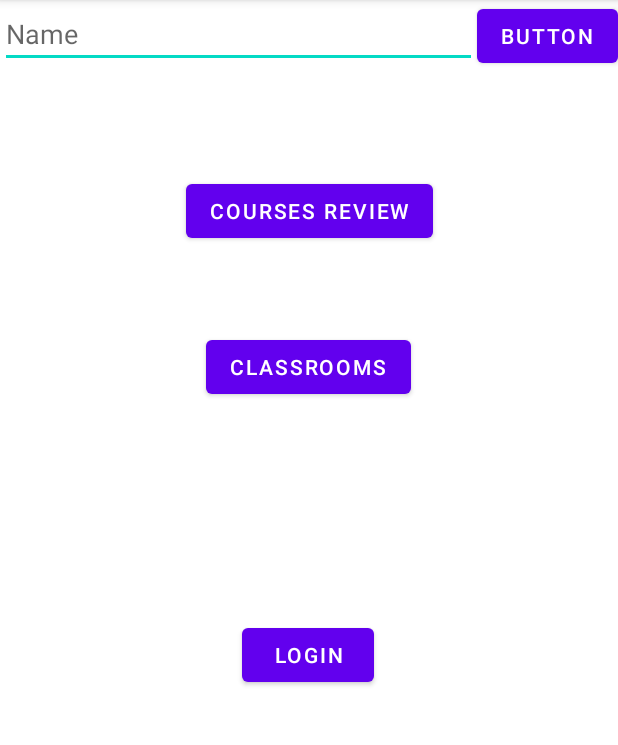
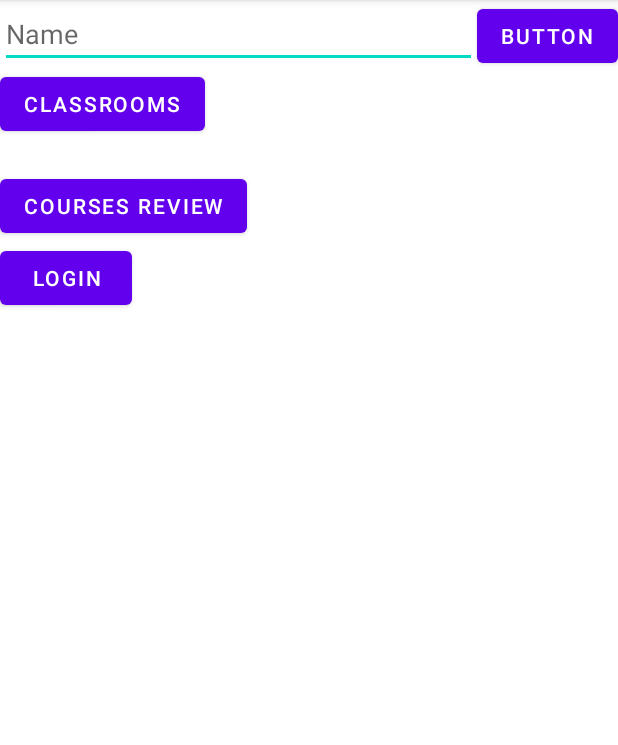
Before and after one commit to LesGolems/RateMyEPFL, an Android app: the screen it shows after launch (MainActivity), on a phone screen of 412 x 824 dp, the part 84-829 px from its top. Run offline under Robolectric (Android 15) with nearby library versions, the phone set to English and light mode, and no system bars.

Commit message:
Updates constraint

```diff
--- a/app/src/main/res/layout/activity_main.xml
+++ b/app/src/main/res/layout/activity_main.xml
@@ -4,6 +4,9 @@
     xmlns:tools="http://schemas.android.com/tools"
     android:layout_width="match_parent"
     android:layout_height="match_parent"
+    android:layout_centerInParent="true"
+    android:layout_centerHorizontal="true"
+    android:layout_centerVertical="true"
     tools:context=".MainActivity">
 
     <EditText
@@ -11,11 +14,11 @@
         android:layout_width="0dp"
         android:layout_height="wrap_content"
         android:ems="10"
+        android:hint="Name"
         android:inputType="textPersonName"
-        android:hint="Name"
         app:layout_constraintLeft_toLeftOf="parent"
         app:layout_constraintRight_toLeftOf="@id/mainGoButton"
-        app:layout_constraintTop_toTopOf="parent"/>
+        app:layout_constraintTop_toTopOf="parent" />
 
     <Button
         android:id="@+id/mainGoButton"
@@ -29,36 +32,25 @@
         android:id="@+id/coursesReviewButton"
         android:layout_width="wrap_content"
         android:layout_height="wrap_content"
-        android:layout_marginTop="71dp"
-        android:layout_marginBottom="28dp"
+        android:layout_marginTop="20dp"
         android:text="Courses review"
-        app:layout_constraintBottom_toTopOf="@+id/classroomReviewButton"
-        app:layout_constraintEnd_toEndOf="parent"
-        app:layout_constraintStart_toStartOf="parent"
-        app:layout_constraintTop_toBottomOf="@+id/mainName" />
+        app:layout_constraintTop_toBottomOf="@+id/classroomReviewButton"
+        tools:layout_editor_absoluteX="77dp" />
 
     <Button
         android:id="@+id/classroomReviewButton"
         android:layout_width="wrap_content"
         android:layout_height="wrap_content"
-        android:layout_marginTop="28dp"
-        android:layout_marginBottom="34dp"
         android:text="Classrooms"
-        app:layout_constraintBottom_toTopOf="@+id/loginButton"
-        app:layout_constraintEnd_toEndOf="parent"
-        app:layout_constraintHorizontal_bias="0.498"
-        app:layout_constraintStart_toStartOf="parent"
-        app:layout_constraintTop_toBottomOf="@+id/coursesReviewButton" />
+        app:layout_constraintTop_toBottomOf="@+id/mainName"
+        tools:layout_editor_absoluteX="93dp" />
 
     <Button
         android:id="@+id/loginButton"
         android:layout_width="wrap_content"
         android:layout_height="wrap_content"
-        android:layout_marginTop="144dp"
         android:text="Login"
-        app:layout_constraintEnd_toEndOf="parent"
-        app:layout_constraintHorizontal_bias="0.498"
-        app:layout_constraintStart_toStartOf="parent"
-        app:layout_constraintTop_toBottomOf="@+id/classroomReviewButton" />
+        app:layout_constraintTop_toBottomOf="@+id/coursesReviewButton"
+        tools:layout_editor_absoluteX="126dp" />
 
 </androidx.constraintlayout.widget.ConstraintLayout>
```
